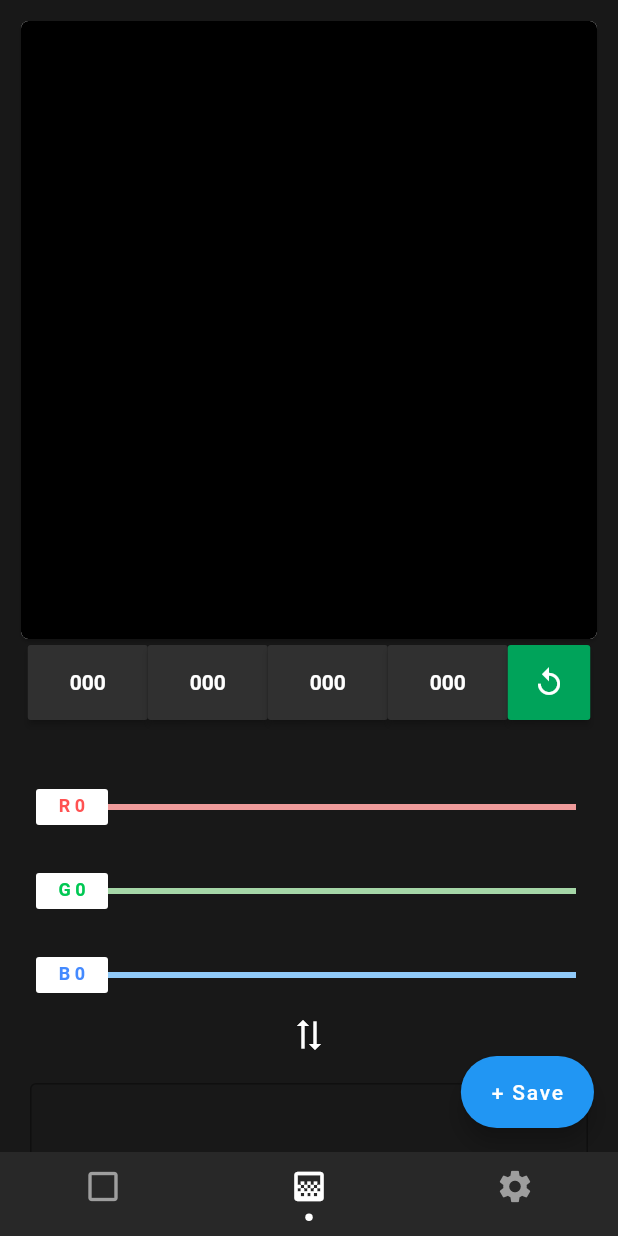
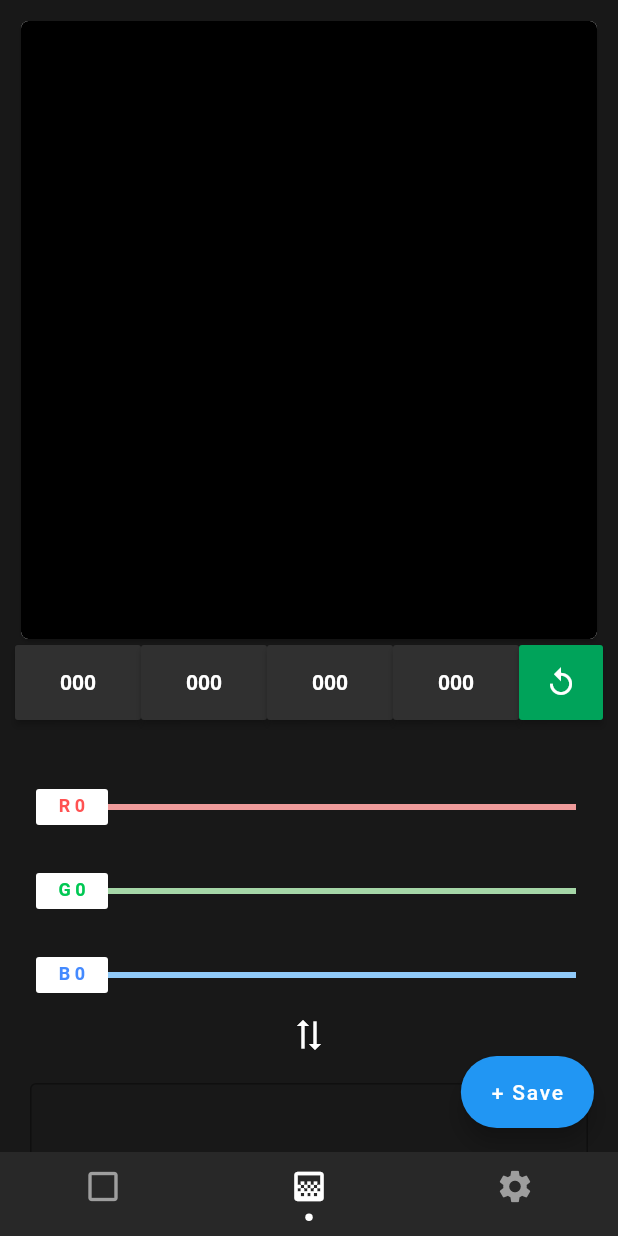
Before and after one commit to aryang117/colorApp, a Flutter app: the screen it shows after launch, item 2 of the bottom bar chosen, on a phone screen of 412 x 824 dp. Run offline on Flutter 3.47's test engine with Material 2 defaults, Android fonts, the phone set to English and light mode, and no system bars; drawn by our look-alikes of persistent_bottom_nav_bar.

Commit message:
ColorSelectorButtons now size according to the screen size and do not depend on hard values anymore

```diff
--- a/lib/Screens/gradient.dart
+++ b/lib/Screens/gradient.dart
@@ -84,7 +84,9 @@ class _GradientColorState extends State<GradientColor> {
                     color3: snapshot.data[2],
                     color4: snapshot.data[3],
                   ),
-                  Row(
+                  Container(
+                    width: MediaQuery.of(context).size.width - 20,
+                    child: Row(
                       mainAxisAlignment: MainAxisAlignment.center,
                       children: [
                         ColorSelectorButtons(
@@ -124,7 +126,7 @@ class _GradientColorState extends State<GradientColor> {
                         //(the data is a 2D list, but only elements are modified NOT the WHOLE 2D List, so BLoC doesn't refresh it automatically)
                         // this setState refreshes the whole widget
                         Container(
-                        width: 55,
+                          width: (MediaQuery.of(context).size.width - 132) / 5,
                           height: 50,
                           child: MaterialButton(
                             color: Color(0xff00a35a),
@@ -141,6 +143,7 @@ class _GradientColorState extends State<GradientColor> {
                           ),
                         ),
                       ],
+                    ),
                   ),
 
                   //the sliders that allow a color's RGB to be changed
@@ -244,7 +247,7 @@ class _ColorSelectorButtonsState extends State<ColorSelectorButtons> {
   Widget build(BuildContext context) {
     return Container(
       height: 50,
-      width: 80,
+      width: (MediaQuery.of(context).size.width + 8) / 5,
       //color: Color(0xff252525),
       child: MaterialButton(
         color: _isPressed && (_index.value == this.widget.index)
```
Lines whose indentation alone changed are shown as unchanged.
